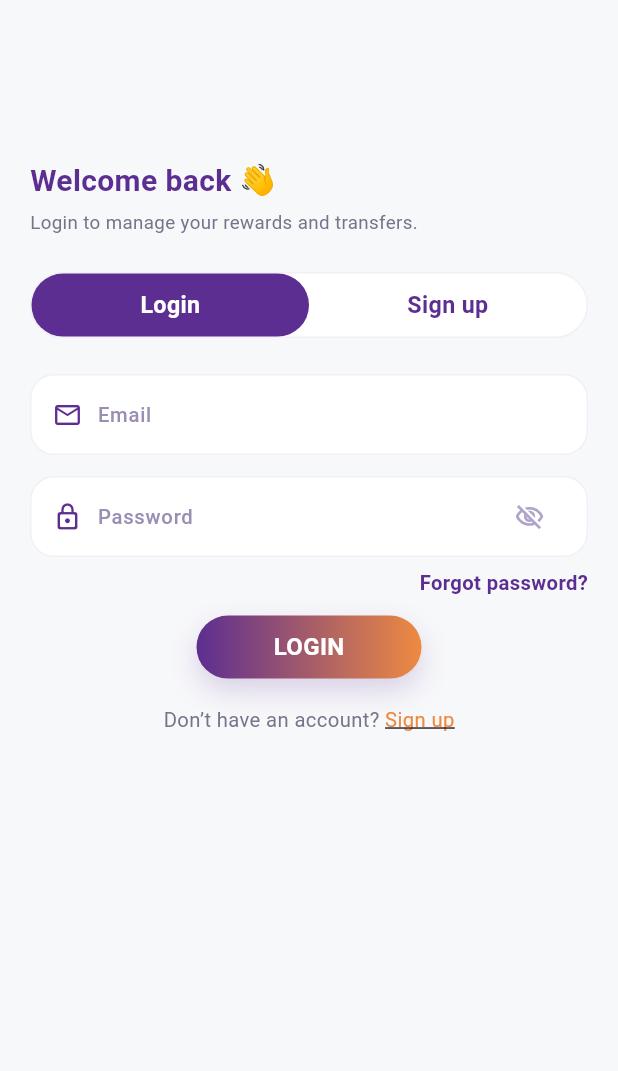
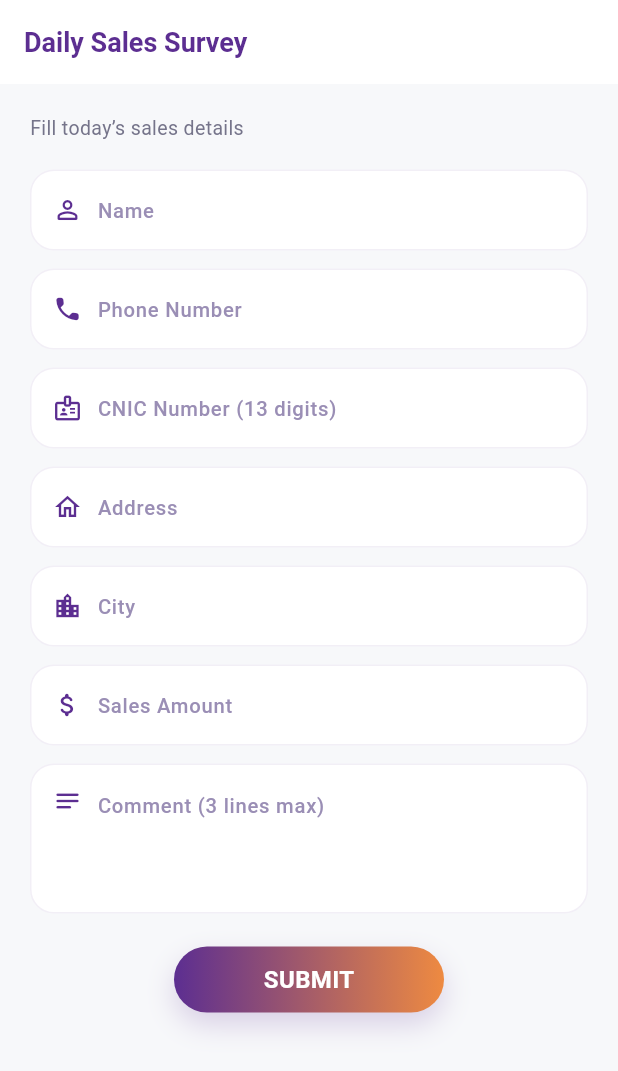
Before and after one commit to mubasheransari/voice_assistance_web-app, a Flutter app: the screen it shows after launch, on a phone screen of 412 x 824 dp. Shown: the top 1071 px of the screen. Run offline on Flutter 3.47's test engine with Material 3 defaults, Android fonts, the phone set to English and light mode, and no system bars; our stand-ins replace bloc, equatable, flutter_bloc, flutter_tts, get_storage, hijri and 2 more; missing offline and left inert: mobile_scanner; Roboto replaces fonts that are missing (Poppins).

Commit message:
updations on survery form

```diff
--- /dev/null
+++ b/lib/Screens/survery_screen.dart
@@ -0,0 +1,445 @@
+import 'package:flutter/material.dart';
+import 'package:voice_assistant_project/Theme/theme.dart';
+
+class SurveyScreenView extends StatefulWidget {
+  const SurveyScreenView({super.key});
+
+  @override
+  State<SurveyScreenView> createState() => _SurveyScreenViewState();
+}
+
+class _SurveyScreenViewState extends State<SurveyScreenView> {
+  final _formKey = GlobalKey<FormState>();
+
+  final _nameCtrl = TextEditingController();
+  final _phoneCtrl = TextEditingController();
+  final _cnicCtrl = TextEditingController();
+  final _addressCtrl = TextEditingController();
+  final _cityCtrl = TextEditingController();
+  final _salesAmountCtrl = TextEditingController();
+  final _commentCtrl = TextEditingController();
+
+  bool _submitting = false;
+
+  @override
+  void dispose() {
+    _nameCtrl.dispose();
+    _phoneCtrl.dispose();
+    _cnicCtrl.dispose();
+    _addressCtrl.dispose();
+    _cityCtrl.dispose();
+    _salesAmountCtrl.dispose();
+    _commentCtrl.dispose();
+    super.dispose();
+  }
+
+  // ---------- validators ----------
+
+  String? _validateRequired(String? v, String field) {
+    final s = (v ?? '').trim();
+    if (s.isEmpty) return '$field is required';
+    return null;
+  }
+
+  String? _validatePhone(String? v) {
+    final s = (v ?? '').trim();
+    if (s.isEmpty) return 'Phone number is required';
+    if (s.length < 8) return 'Enter a valid phone number';
+    return null;
+  }
+
+  String? _validateCnic(String? v) {
+    final s = (v ?? '').replaceAll(RegExp(r'\D'), '');
+    if (s.isEmpty) return 'CNIC number is required';
+    if (s.length != 13) return 'Enter 13-digit CNIC number';
+    return null;
+  }
+
+  String? _validateAmount(String? v) {
+    final s = (v ?? '').trim();
+    if (s.isEmpty) return 'Sales amount is required';
+    final value = double.tryParse(s);
+    if (value == null || value <= 0) {
+      return 'Enter a valid amount';
+    }
+    return null;
+  }
+
+  Future<void> _submitSurvey() async {
+    final form = _formKey.currentState;
+    if (form == null) return;
+
+    FocusScope.of(context).unfocus();
+    if (!form.validate()) return;
+
+    setState(() => _submitting = true);
+
+    // TODO: send to API
+    await Future.delayed(const Duration(seconds: 1));
+
+    setState(() => _submitting = false);
+
+    if (!mounted) return;
+
+    ScaffoldMessenger.of(context).showSnackBar(
+      const SnackBar(content: Text('Survey submitted successfully!')),
+    );
+
+    // Clear form after submit
+    _formKey.currentState?.reset();
+    _nameCtrl.clear();
+    _phoneCtrl.clear();
+    _cnicCtrl.clear();
+    _addressCtrl.clear();
+    _cityCtrl.clear();
+    _salesAmountCtrl.clear();
+    _commentCtrl.clear();
+  }
+
+  @override
+  Widget build(BuildContext context) {
+    return Scaffold(
+      backgroundColor: const Color(0xFFF7F8FA),
+      appBar: AppBar(
+        backgroundColor: Colors.white,
+        elevation: 0,
+        surfaceTintColor: Colors.transparent,
+        title: const Text(
+          'Daily Sales Survey',
+          style: TextStyle(
+            fontFamily: AppTheme.fontFamily,
+            fontSize: 18,
+            fontWeight: FontWeight.w700,
+            color: AppTheme.primary,
+          ),
+        ),
+        centerTitle: false,
+      ),
+      body: SafeArea(
+        child: SingleChildScrollView(
+          padding: const EdgeInsets.fromLTRB(20, 20, 20, 24),
+          child: Form(
+            key: _formKey,
+            child: Column(
+              crossAxisAlignment: CrossAxisAlignment.start,
+              children: [
+                const Text(
+                  'Fill today’s sales details',
+                  style: TextStyle(
+                    fontFamily: AppTheme.fontFamily,
+                    fontSize: 13,
+                    color: Color(0xFF75748A),
+                  ),
+                ),
+                const SizedBox(height: 18),
+
+                // Name
+                _InputCard(
+                  hint: 'Name',
+                  icon: Icons.person_outline_rounded,
+                  controller: _nameCtrl,
+                  validator: (v) => _validateRequired(v, 'Name'),
+                ),
+                const SizedBox(height: 12),
+
+                // Phone
+                _InputCard(
+                  hint: 'Phone Number',
+                  icon: Icons.phone_rounded,
+                  controller: _phoneCtrl,
+                  keyboardType: TextInputType.phone,
+                  validator: _validatePhone,
+                ),
+                const SizedBox(height: 12),
+
+                // CNIC
+                _InputCard(
+                  hint: 'CNIC Number (13 digits)',
+                  icon: Icons.badge_outlined,
+                  controller: _cnicCtrl,
+                  keyboardType: TextInputType.number,
+                  validator: _validateCnic,
+                ),
+                const SizedBox(height: 12),
+
+                // Address
+                _InputCard(
+                  hint: 'Address',
+                  icon: Icons.home_outlined,
+                  controller: _addressCtrl,
+                  validator: (v) => _validateRequired(v, 'Address'),
+                ),
+                const SizedBox(height: 12),
+
+                // City
+                _InputCard(
+                  hint: 'City',
+                  icon: Icons.location_city_outlined,
+                  controller: _cityCtrl,
+                  validator: (v) => _validateRequired(v, 'City'),
+                ),
+                const SizedBox(height: 12),
+
+                // Sales Amount
+                _InputCard(
+                  hint: 'Sales Amount',
+                  icon: Icons.attach_money_rounded,
+                  controller: _salesAmountCtrl,
+                  keyboardType:
+                      const TextInputType.numberWithOptions(decimal: true),
+                  validator: _validateAmount,
+                ),
+                const SizedBox(height: 12),
+
+                // Comment (multiline)
+                _MultilineInputCard(
+                  hint: 'Comment (3 lines max)',
+                  icon: Icons.notes_rounded,
+                  controller: _commentCtrl,
+                  maxLines: 3,
+                  validator: (v) => _validateRequired(v, 'Comment'),
+                ),
+
+                const SizedBox(height: 22),
+
+                Center(
+                  child: SizedBox(
+                    width: 180,
+                    height: 44,
+                    child: _PrimaryGradientButton(
+                      text: _submitting ? 'PLEASE WAIT...' : 'SUBMIT',
+                      loading: _submitting,
+                      onPressed: _submitting ? null : _submitSurvey,
+                    ),
+                  ),
+                ),
+              ],
+            ),
+          ),
+        ),
+      ),
+    );
+  }
+}
+class _InputCard extends StatelessWidget {
+  const _InputCard({
+    required this.hint,
+    required this.icon,
+    this.controller,
+    this.keyboardType,
+    this.validator,
+    this.obscureText = false,
+    this.onToggleObscure,
+  });
+
+  final String hint;
+  final IconData icon;
+  final TextEditingController? controller;
+  final TextInputType? keyboardType;
+  final String? Function(String?)? validator;
+  final bool obscureText;
+  final VoidCallback? onToggleObscure;
+
+  @override
+  Widget build(BuildContext context) {
+    return Material(
+      color: Colors.white,
+      borderRadius: BorderRadius.circular(16),
+      elevation: 0,
+      child: Container(
+        height: 54,
+        decoration: BoxDecoration(
+          borderRadius: BorderRadius.circular(16),
+          border: Border.all(
+            color: AppTheme.primary.withOpacity(.08),
+          ),
+        ),
+        padding: const EdgeInsets.symmetric(horizontal: 14),
+        child: Row(
+          children: [
+            Icon(icon, size: 20, color: AppTheme.primary),
+            const SizedBox(width: 10),
+            Expanded(
+              child: TextFormField(
+                controller: controller,
+                keyboardType: keyboardType,
+                validator: validator,
+                obscureText: obscureText,
+                style: const TextStyle(
+                  fontFamily: AppTheme.fontFamily,
+                  color: Color(0xFF1F1235),
+                  fontSize: 14.5,
+                  fontWeight: FontWeight.w500,
+                ),
+                decoration: InputDecoration(
+                  hintText: hint,
+                  border: InputBorder.none,
+                  isCollapsed: true,
+                  contentPadding:
+                      const EdgeInsets.symmetric(vertical: 10),
+                  hintStyle: const TextStyle(
+                    fontFamily: AppTheme.fontFamily,
+                    color: Color(0xFF9A8EB5),
+                    fontSize: 13.5,
+                  ),
+                ),
+              ),
+            ),
+            if (onToggleObscure != null)
+              IconButton(
+                onPressed: onToggleObscure,
+                icon: Icon(
+                  obscureText
+                      ? Icons.visibility_off_outlined
+                      : Icons.visibility_outlined,
+                  size: 20,
+                  color: const Color(0xFFB1A4CC),
+                ),
+              ),
+          ],
+        ),
+      ),
+    );
+  }
+}
+
+
+class _PrimaryGradientButton extends StatelessWidget {
+  const _PrimaryGradientButton({
+    required this.text,
+    required this.onPressed,
+    this.loading = false,
+  });
+
+  final String text;
+  final VoidCallback? onPressed;
+  final bool loading;
+
+  @override
+  Widget build(BuildContext context) {
+    final disabled = loading || onPressed == null;
+
+    return Opacity(
+      opacity: disabled ? 0.7 : 1,
+      child: Container(
+        decoration: BoxDecoration(
+          borderRadius: BorderRadius.circular(28),
+          gradient: const LinearGradient(
+            colors: [AppTheme.primary, AppTheme.accent],
+            begin: Alignment.centerLeft,
+            end: Alignment.centerRight,
+          ),
+          boxShadow: [
+            BoxShadow(
+              color: AppTheme.primary.withOpacity(0.20),
+              blurRadius: 16,
+              offset: const Offset(0, 8),
+            ),
+          ],
+        ),
+        child: Material(
+          color: Colors.transparent,
+          child: InkWell(
+            borderRadius: BorderRadius.circular(28),
+            onTap: disabled ? null : onPressed,
+            child: Center(
+              child: Padding(
+                padding:
+                    const EdgeInsets.symmetric(horizontal: 18, vertical: 8),
+                child: loading
+                    ? const SizedBox(
+                        height: 20,
+                        width: 20,
+                        child: CircularProgressIndicator(
+                          strokeWidth: 2,
+                          valueColor:
+                              AlwaysStoppedAnimation<Color>(Colors.white),
+                        ),
+                      )
+                    : Text(
+                        text,
+                        style: const TextStyle(
+                          fontFamily: AppTheme.fontFamily,
+                          fontSize: 16,
+                          fontWeight: FontWeight.w600,
+                          color: Colors.white,
+                        ),
+                      ),
+              ),
+            ),
+          ),
+        ),
+      ),
+    );
+  }
+}
+
+class _MultilineInputCard extends StatelessWidget {
+  const _MultilineInputCard({
+    required this.hint,
+    required this.icon,
+    this.controller,
+    this.validator,
+    this.maxLines = 3,
+  });
+
+  final String hint;
+  final IconData icon;
+  final TextEditingController? controller;
+  final String? Function(String?)? validator;
+  final int maxLines;
+
+  @override
+  Widget build(BuildContext context) {
+    return Material(
+      color: Colors.white,
+      borderRadius: BorderRadius.circular(16),
+      elevation: 0,
+      child: Container(
+        // taller for multi-line
+        constraints: const BoxConstraints(minHeight: 80),
+        decoration: BoxDecoration(
+          borderRadius: BorderRadius.circular(16),
+          border: Border.all(
+            color: AppTheme.primary.withOpacity(.08),
+          ),
+        ),
+        padding: const EdgeInsets.symmetric(horizontal: 14, vertical: 8),
+        child: Row(
+          crossAxisAlignment: CrossAxisAlignment.start,
+          children: [
+            Padding(
+              padding: const EdgeInsets.only(top: 6),
+              child: Icon(icon, size: 20, color: AppTheme.primary),
+            ),
+            const SizedBox(width: 10),
+            Expanded(
+              child: TextFormField(
+                controller: controller,
+                validator: validator,
+                maxLines: maxLines,
+                keyboardType: TextInputType.multiline,
+                style: const TextStyle(
+                  fontFamily: AppTheme.fontFamily,
+                  color: Color(0xFF1F1235),
+                  fontSize: 14.5,
+                  fontWeight: FontWeight.w500,
+                ),
+                decoration: InputDecoration(
+                  hintText: hint,
+                  border: InputBorder.none,
+                  isCollapsed: false,
+                  hintStyle: const TextStyle(
+                    fontFamily: AppTheme.fontFamily,
+                    color: Color(0xFF9A8EB5),
+                    fontSize: 13.5,
+                  ),
+                ),
+              ),
+            ),
+          ],
+        ),
+      ),
+    );
+  }
+}
--- a/lib/main.dart
+++ b/lib/main.dart
@@ -4,8 +4,7 @@ import 'package:get_storage/get_storage.dart';
 import 'package:hijri/hijri_calendar.dart';
 import 'package:voice_assistant_project/Bloc/global_bloc.dart';
 import 'package:voice_assistant_project/Bloc/global_event.dart';
-import 'package:voice_assistant_project/Screens/home_screen.dart';
-import 'package:voice_assistant_project/Screens/login_screen.dart';
+import 'package:voice_assistant_project/Screens/survery_screen.dart';
 import 'package:voice_assistant_project/services/prayer_times_service.dart';
 
 
@@ -52,7 +51,7 @@ class RewardApp extends StatelessWidget {
               ColorScheme.fromSeed(seedColor: const Color(0xFF7F53FD)),
           useMaterial3: true,
         ),
-        home: const AuthScreen() //HomeScreen(),
+        home: const SurveyScreenView() //AuthScreen() //HomeScreen(),
       ),
     );
   }
```
